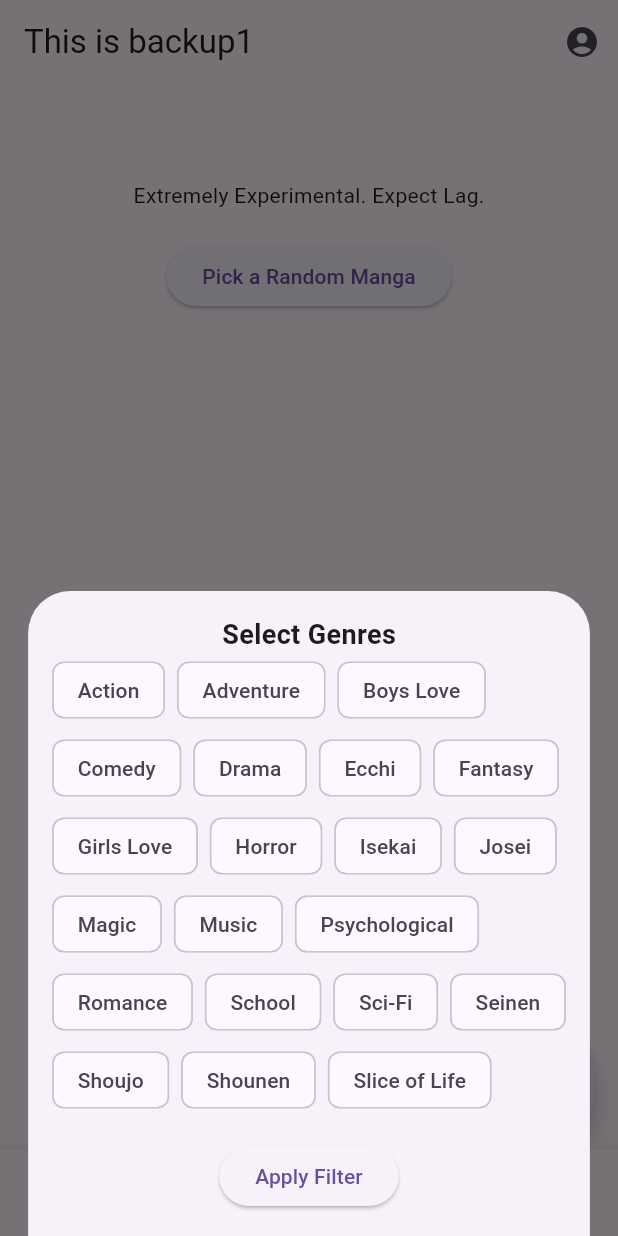
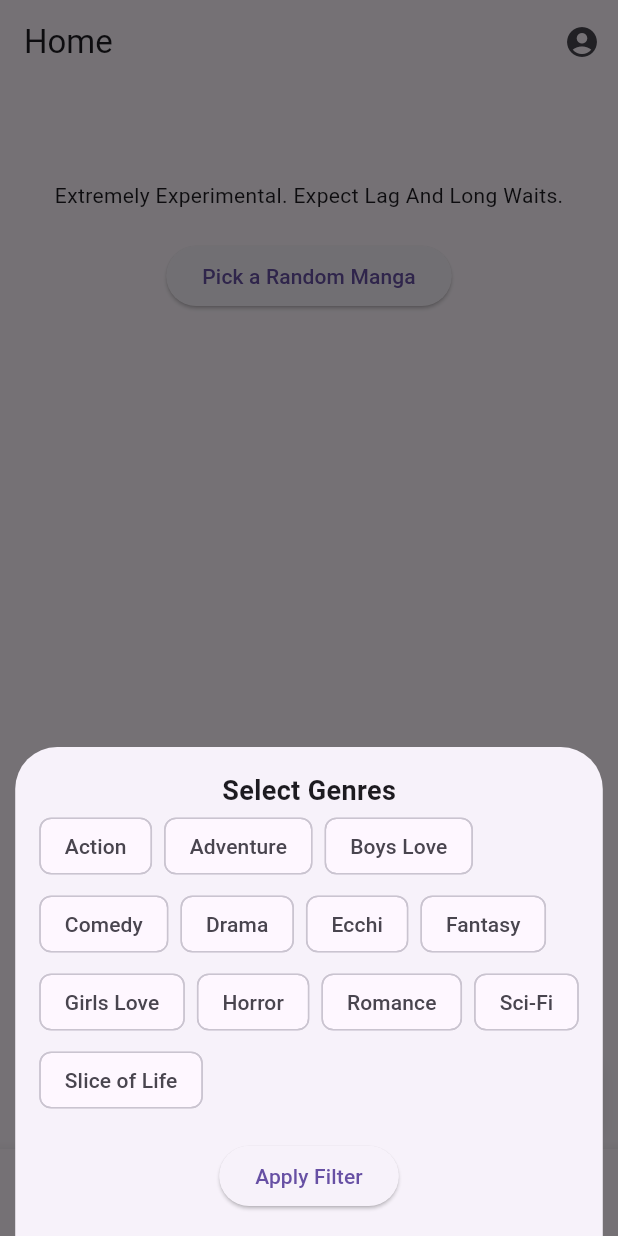
Before and after one commit to fightme4ls/reading_tracker, a Flutter app: the screen it shows after launch, after a tap on the "filter list" icon, on a phone screen of 412 x 824 dp. Run offline on Flutter 3.47's test engine with Material 3 defaults, Android fonts, the light colour scheme and no system bars; our stand-ins replace cloud_firestore, firebase_auth, firebase_core, hive, hive_flutter; accounts and stored records are empty.

Commit message:
removes genres that dont work

```diff
--- a/lib/screens/home_screen.dart
+++ b/lib/screens/home_screen.dart
@@ -28,17 +28,8 @@ class _HomeScreenState extends State<HomeScreen> {
     "Fantasy",
     "Girls Love",
     "Horror",
-    "Isekai",
-    "Josei",
-    "Magic",
-    "Music",
-    "Psychological",
     "Romance",
-    "School",
     "Sci-Fi",
-    "Seinen",
-    "Shoujo",
-    "Shounen",
     "Slice of Life",
   ];
 
@@ -106,7 +97,7 @@ class _HomeScreenState extends State<HomeScreen> {
         child: Column(
           crossAxisAlignment: CrossAxisAlignment.center, // Center content horizontally
           children: [
-            Text('Extremely Experimental. Expect Lag.'),
+            Text('Extremely Experimental. Expect Lag And Long Waits.'),
             SizedBox(height: 20),
             Center( // Center the button
               child: ElevatedButton(
@@ -205,7 +196,6 @@ class _HomeScreenState extends State<HomeScreen> {
                   ElevatedButton(
                     onPressed: () {
                       Navigator.pop(context);
-                      fetchRandomManga(); // Fetch a new manga with selected genres
                     },
                     child: Text("Apply Filter"),
                   ),
--- a/lib/screens/main_screen.dart
+++ b/lib/screens/main_screen.dart
@@ -44,7 +44,7 @@ class _MainScreenState extends State<MainScreen> {
     return Scaffold(
       appBar: _selectedIndex == 0
           ? AppBar(
-        title: Text('This is backup1'),
+        title: Text('Home'),
         actions: [
           IconButton(
             icon: Icon(Icons.account_circle),
```
